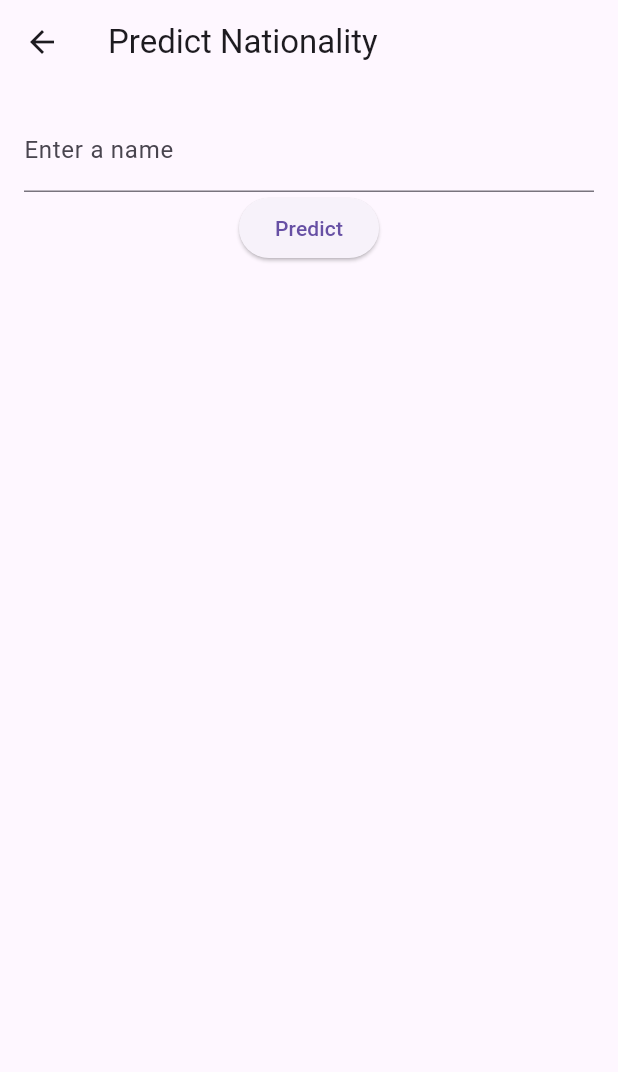
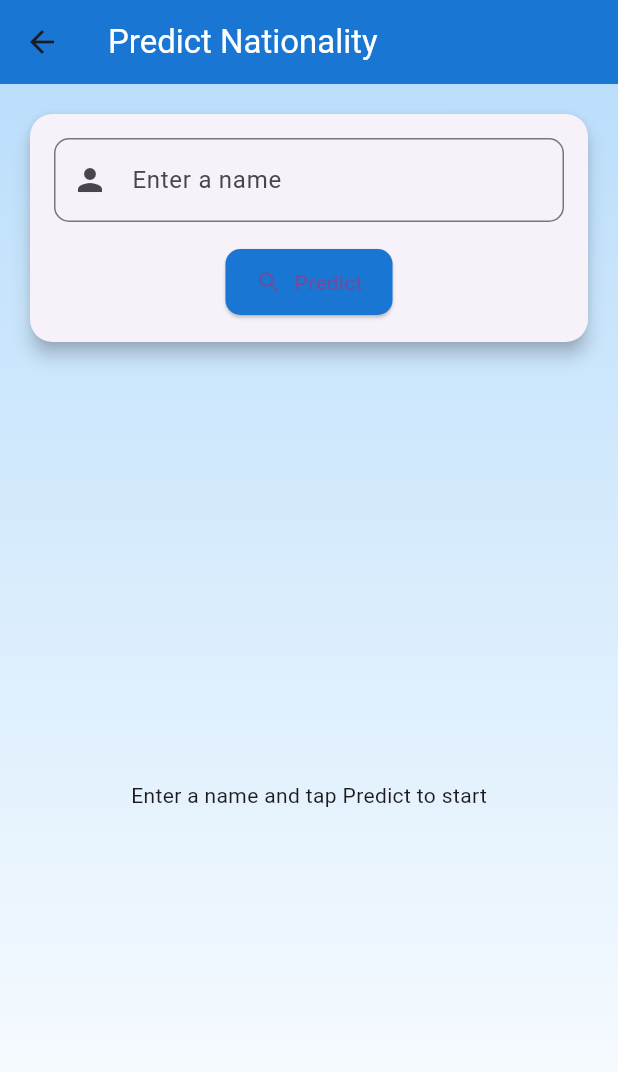
Before and after one commit to Qharny/OriginOracle, a Flutter app: the PredictionScreen screen opened by its route, on a phone screen of 412 x 824 dp. Shown: the top 1072 px of the screen. Run offline on Flutter 3.47's test engine with Material 3 defaults, Android fonts, the phone set to English and light mode, and no system bars; our stand-ins replace firebase_auth, firebase_core, font_awesome_flutter, google_sign_in, sign_in_with_apple; accounts and stored records are empty.

```diff
--- a/lib/screen/home.dart
+++ b/lib/screen/home.dart
@@ -1,6 +1,7 @@
 import 'package:flutter/material.dart';
 import 'package:http/http.dart' as http;
 import 'dart:convert';
+import 'package:font_awesome_flutter/font_awesome_flutter.dart';
 
 class PredictionScreen extends StatefulWidget {
   const PredictionScreen({super.key});
@@ -12,8 +13,14 @@ class PredictionScreen extends StatefulWidget {
 class _PredictionScreenState extends State<PredictionScreen> {
   final TextEditingController _nameController = TextEditingController();
   List<Map<String, dynamic>> _predictions = [];
+  bool _isLoading = false;
 
   Future<void> _predictNationality() async {
+    setState(() {
+      _isLoading = true;
+    });
+
+    try {
       final response = await http.get(Uri.parse('https://api.nationalize.io/?name=${_nameController.text}'));
 
       if (response.statusCode == 200) {
@@ -24,32 +31,103 @@ class _PredictionScreenState extends State<PredictionScreen> {
       } else {
         throw Exception('Failed to predict nationality');
       }
+    } catch (e) {
+      ScaffoldMessenger.of(context).showSnackBar(
+        SnackBar(content: Text('Error: ${e.toString()}')),
+      );
+    } finally {
+      setState(() {
+        _isLoading = false;
+      });
+    }
   }
 
   @override
   Widget build(BuildContext context) {
     return Scaffold(
-      appBar: AppBar(title: const Text('Predict Nationality')),
-      body: Padding(
+      appBar: AppBar(
+        title: const Text('Predict Nationality', style: TextStyle(color: Colors.white)),
+        backgroundColor: Colors.blue.shade700,
+      ),
+      body: Container(
+        decoration: BoxDecoration(
+          gradient: LinearGradient(
+            begin: Alignment.topCenter,
+            end: Alignment.bottomCenter,
+            colors: [Colors.blue.shade100, Colors.white],
+          ),
+        ),
+        child: Padding(
+          padding: const EdgeInsets.all(16.0),
+          child: Column(
+            children: [
+              Card(
+                elevation: 5,
+                shape: RoundedRectangleBorder(
+                  borderRadius: BorderRadius.circular(15),
+                ),
+                child: Padding(
                   padding: const EdgeInsets.all(16.0),
                   child: Column(
                     children: [
                       TextField(
                         controller: _nameController,
-              decoration: const InputDecoration(labelText: 'Enter a name'),
+                        decoration: InputDecoration(
+                          labelText: 'Enter a name',
+                          border: OutlineInputBorder(
+                            borderRadius: BorderRadius.circular(10),
                           ),
-            ElevatedButton(
-              onPressed: _predictNationality,
-              child: const Text('Predict'),
+                          prefixIcon: const Icon(Icons.person),
                         ),
+                      ),
+                      const SizedBox(height: 16),
+                      ElevatedButton.icon(
+                        onPressed: _isLoading ? null : _predictNationality,
+                        icon: const Icon(Icons.search),
+                        label: Text(_isLoading ? 'Predicting...' : 'Predict'),
+                        style: ElevatedButton.styleFrom(
+                          backgroundColor: Colors.blue.shade700,
+                          padding: const EdgeInsets.symmetric(horizontal: 20, vertical: 12),
+                          shape: RoundedRectangleBorder(
+                            borderRadius: BorderRadius.circular(10),
+                          ),
+                        ),
+                      ),
+                    ],
+                  ),
+                ),
+              ),
+              const SizedBox(height: 20),
               Expanded(
-              child: ListView.builder(
+                child: _isLoading
+                    ? const Center(child: CircularProgressIndicator())
+                    : _predictions.isEmpty
+                        ? const Center(child: Text('Enter a name and tap Predict to start'))
+                        : ListView.builder(
                             itemCount: _predictions.length,
                             itemBuilder: (context, index) {
                               final prediction = _predictions[index];
-                  return ListTile(
-                    title: Text('${prediction['country_id']}'),
-                    subtitle: Text('Probability: ${(prediction['probability'] * 100).toStringAsFixed(2)}%'),
+                              return Card(
+                                elevation: 3,
+                                margin: const EdgeInsets.symmetric(vertical: 8, horizontal: 4),
+                                child: ListTile(
+                                  leading: CircleAvatar(
+                                    backgroundColor: Colors.blue.shade100,
+                                    child: const FaIcon(FontAwesomeIcons.globe, size: 20),
+                                  ),
+                                  title: Text(
+                                    '${prediction['country_id']}',
+                                    style: const TextStyle(fontWeight: FontWeight.bold),
+                                  ),
+                                  subtitle: Text(
+                                    'Probability: ${(prediction['probability'] * 100).toStringAsFixed(2)}%',
+                                  ),
+                                  trailing: LinearProgressIndicator(
+                                    value: prediction['probability'],
+                                    backgroundColor: Colors.grey.shade200,
+                                    valueColor: AlwaysStoppedAnimation<Color>(Colors.blue.shade700),
+                                  ),
+                                ),
                               );
                             },
                           ),
@@ -57,6 +135,7 @@ class _PredictionScreenState extends State<PredictionScreen> {
             ],
           ),
         ),
+      ),
     );
   }
 }
--- a/lib/screen/signup.dart
+++ b/lib/screen/signup.dart
@@ -25,7 +25,7 @@ class _SignupScreenState extends State<SignupScreen> {
       // Update user profile with name
       await userCredential.user?.updateDisplayName(_nameController.text);
 
-      Navigator.pushReplacementNamed(context, '/home');
+      Navigator.pushReplacementNamed(context, '/predict');
     } catch (e) {
       _showErrorSnackBar(e.toString());
     }
```
Also changed, not shown: lib/screen/login.dart (+11 -7 lines), 1 other file. Lines whose indentation alone changed are shown as unchanged.
